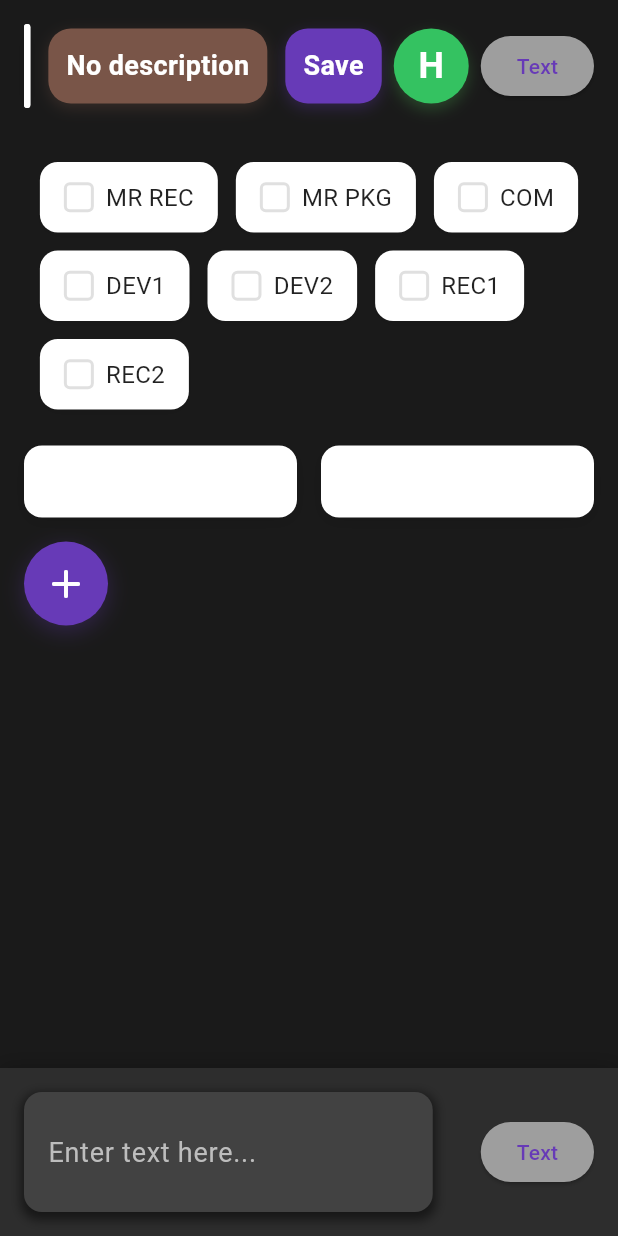
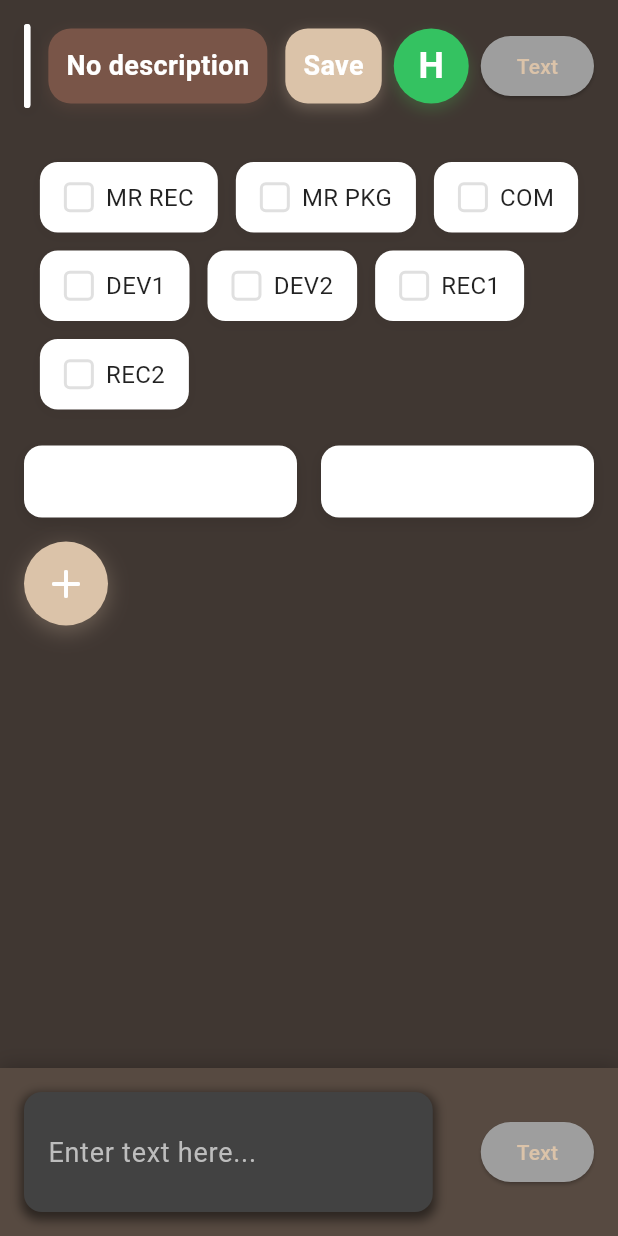
Before and after one commit to cesargoulart/work12, a Flutter app: the screen it shows after launch, on a phone screen of 412 x 824 dp. Run offline on Flutter 3.47's test engine with Material 3 defaults, Android fonts, the phone set to English and light mode, and no system bars; our stand-ins replace sqflite; accounts and stored records are empty.

Commit message:
Update color scheme in HomeScreen for improved aesthetics; adjust background and card colors to lighter brown tones

```diff
--- a/work/lib/screens/home_screen.dart
+++ b/work/lib/screens/home_screen.dart
@@ -182,7 +182,7 @@ class _HomeScreenState extends State<HomeScreen> with SingleTickerProviderStateM
       const SnackBar(
         content: Text('Help section coming soon!'),
         behavior: SnackBarBehavior.floating,
-        backgroundColor: Color(0xFF424242),
+        backgroundColor: Color(0xFF574A41), // Lighter brown to match cardColor
       ),
     );
   }
@@ -263,12 +263,14 @@ class _HomeScreenState extends State<HomeScreen> with SingleTickerProviderStateM
   Widget build(BuildContext context) {
     return Theme(
       data: ThemeData.dark().copyWith(
-        scaffoldBackgroundColor: const Color(0xFF1A1A1A),
-        cardColor: const Color(0xFF2D2D2D),
-        primaryColor: Colors.deepPurple,
+        scaffoldBackgroundColor: const Color(0xFF403732), // Dark brown, slightly lighter
+        cardColor: const Color(0xFF574A41), // Lighter brown for cards
+        primaryColor: const Color(0xFFDBC3A9), // Light brown
         colorScheme: const ColorScheme.dark(
-          primary: Colors.deepPurple,
-          secondary: Colors.deepPurpleAccent,
+          primary: Color(0xFFDBC3A9), // Light brown
+          secondary: Color(0xFFBE9B7B), // Medium brown
+          surface: Color(0xFF574A41), // Lighter brown for surfaces
+          background: Color(0xFF403732), // Dark brown
         ),
       ),
       child: Scaffold(
@@ -395,7 +397,7 @@ class _HomeScreenState extends State<HomeScreen> with SingleTickerProviderStateM
                 // Bottom row with text box and purple button
                 Container(
                   decoration: BoxDecoration(
-                    color: const Color(0xFF2D2D2D),
+                    color: const Color(0xFF574A41), // Lighter brown to match cardColor
                     boxShadow: [
                       BoxShadow(
                         color: Colors.black.withOpacity(0.2),
```
